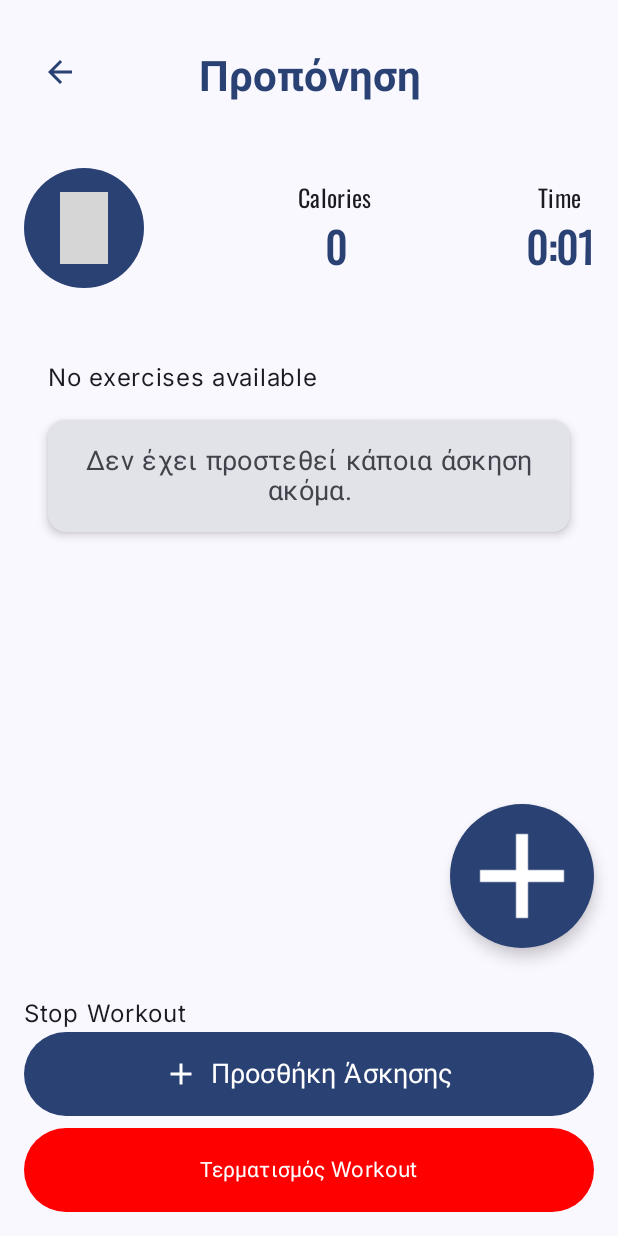
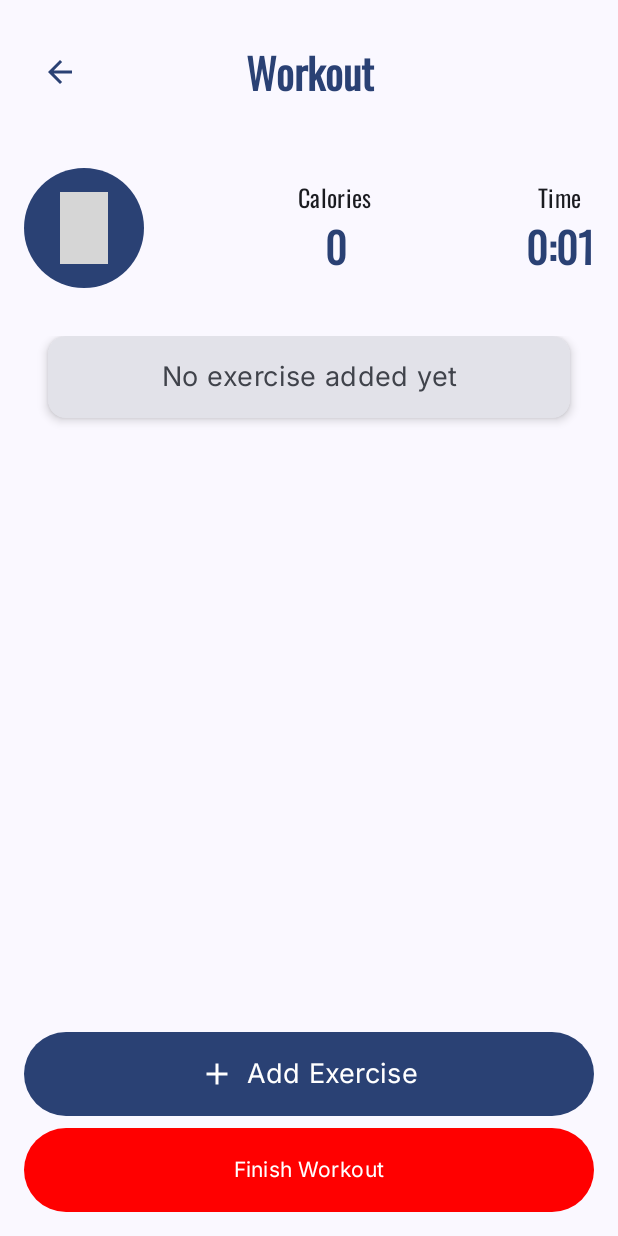
Before and after one commit to foivospro/DDMA, an Android app built with Jetpack Compose: the composable CurrentStatus called with empty values, on a phone screen of 412 x 824 dp. Run offline under Robolectric (Android 15) with nearby library versions, the phone set to English and light mode, and no system bars; grey boxes are pictures that could not be loaded.

Commit message:
Remove leftover hardcoded strings

```diff
--- a/app/src/main/java/com/example/gymappdemo/ui/screens/CurrentStatus.kt
+++ b/app/src/main/java/com/example/gymappdemo/ui/screens/CurrentStatus.kt
@@ -1,6 +1,5 @@
 package com.example.gymappdemo.ui.screens
 
-import android.util.Log
 import androidx.compose.foundation.background
 import androidx.compose.foundation.layout.Arrangement
 import androidx.compose.foundation.layout.Box
@@ -15,7 +14,6 @@ import androidx.compose.foundation.layout.size
 import androidx.compose.foundation.layout.width
 import androidx.compose.foundation.lazy.LazyColumn
 import androidx.compose.foundation.lazy.items
-import androidx.compose.foundation.shape.CircleShape
 import androidx.compose.foundation.shape.RoundedCornerShape
 import androidx.compose.foundation.text.KeyboardOptions
 import androidx.compose.material.icons.Icons
@@ -28,7 +26,6 @@ import androidx.compose.material3.Button
 import androidx.compose.material3.ButtonDefaults
 import androidx.compose.material3.Card
 import androidx.compose.material3.CardDefaults
-import androidx.compose.material3.FloatingActionButton
 import androidx.compose.material3.Icon
 import androidx.compose.material3.IconButton
 import androidx.compose.material3.MaterialTheme
@@ -118,27 +115,12 @@ fun CurrentStatus(
     }
 
     Scaffold(
-        floatingActionButton = {
-            FloatingActionButton(
-                onClick = { navController.navigate("ExercisePicker/$sessionId") },
-                shape = CircleShape,
-                containerColor = colorScheme.primary,
-                contentColor = colorScheme.onPrimary
-            ) {
-                Icon(
-                    painter = painterResource(id = R.drawable.add),
-                    contentDescription = stringResource(R.string.add)
-                )
-            }
-        },
         bottomBar = {
             Column(
                 modifier = Modifier
                     .fillMaxWidth()
                     .padding(16.dp)
             ) {
-                Text(stringResource(R.string.termination_workout))
-
                 Button(
                     onClick = { navController.navigate("ExercisePicker/$sessionId") },
                     modifier = Modifier
@@ -155,11 +137,13 @@ fun CurrentStatus(
                     ) {
                         Icon(
                             painter = painterResource(id = R.drawable.add),
-                            contentDescription = "Προσθήκη Άσκησης",
+                            contentDescription = stringResource(id = R.string.add_exercise),
                             modifier = Modifier.size(24.dp)
                         )
                         Spacer(modifier = Modifier.width(8.dp))
-                        Text(text = "Προσθήκη Άσκησης", fontSize = 18.sp)
+                        Text(
+                            text = stringResource(id = R.string.add_exercise),
+                            fontSize = 18.sp)
                     }
                 }
 
@@ -180,7 +164,9 @@ fun CurrentStatus(
                         contentColor = Color.White
                     )
                 ) {
-                    Text("Τερματισμός Workout")
+                    Text(
+                        text = stringResource(R.string.finish_workout),
+                    )
                 }
             }
         },
@@ -206,7 +192,7 @@ fun CurrentStatus(
                         contentAlignment = Alignment.Center
                     ) {
                         Text(
-                            text = "Προπόνηση",
+                            text = stringResource(id =R.string.workout),
                             style = MaterialTheme.typography.headlineMedium.copy(
                                 fontWeight = FontWeight.Bold,
                                 color = colorScheme.primary
@@ -221,7 +207,7 @@ fun CurrentStatus(
                         ) {
                             Icon(
                                 imageVector = Icons.Default.ArrowBack,
-                                contentDescription = "Πίσω",
+                                contentDescription = stringResource(R.string.back),
                                 tint = colorScheme.primary
                             )
                         }
@@ -247,9 +233,6 @@ fun CurrentStatus(
                     ) {
                         if (exercisesWithSets.isEmpty()) {
                             item {
-
-                                Text(stringResource(R.string.no_exercises_available), modifier = Modifier.padding(16.dp))
-
                                 Card(
                                     modifier = Modifier
                                         .fillMaxWidth()
@@ -258,7 +241,7 @@ fun CurrentStatus(
                                     shape = RoundedCornerShape(12.dp)
                                 ) {
                                     Text(
-                                        text = "Δεν έχει προστεθεί κάποια άσκηση ακόμα.",
+                                        text = stringResource(R.string.no_addition_yet),
                                         style = MaterialTheme.typography.bodyMedium.copy(fontSize = 18.sp),
                                         color = colorScheme.onSurfaceVariant,
                                         textAlign = TextAlign.Center,
@@ -270,10 +253,6 @@ fun CurrentStatus(
                             }
                         } else {
                             items(exercisesWithSets) { exerciseWithSets ->
-                                Log.d(
-                                    "CurrentStatus",
-                                    "Displaying exercise: ${exerciseWithSets.exercise.name}, sets: ${exerciseWithSets.sets}"
-                                )
                                 ExerciseWithSetsCard(
                                     exerciseWithSets = exerciseWithSets,
                                     onRemoveSet = { setId ->
--- a/app/src/main/res/values/strings.xml
+++ b/app/src/main/res/values/strings.xml
@@ -118,8 +118,11 @@
     <string name="decrease_reps">Decrease Reps</string>
     <string name="increase_reps">Increase Reps</string>
     <string name="remove_set">Remove Set</string>
-
+    <string name="no_addition_yet">No exercise added yet</string>
     <string name="home">Home</string>
     <string name="news">News</string>
     <string name="profile">Profile</string>
+    <string name="add_exercise">Add Exercise</string>
+    <string name="finish_workout">Finish Workout</string>
+    <string name="workout">Workout"</string>
 </resources>
```
Also changed, not shown: 1 other file.
